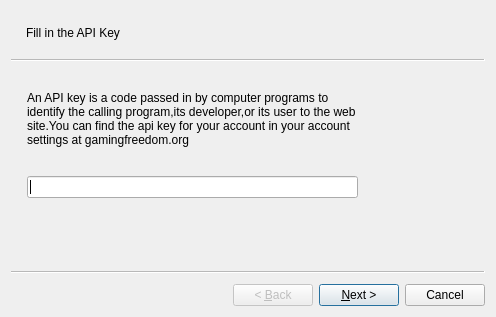
Above: creator/plugins/tools/distributionwizard/distributionwizard.ui from KDE/gluon before the change. Below: the same form after it.
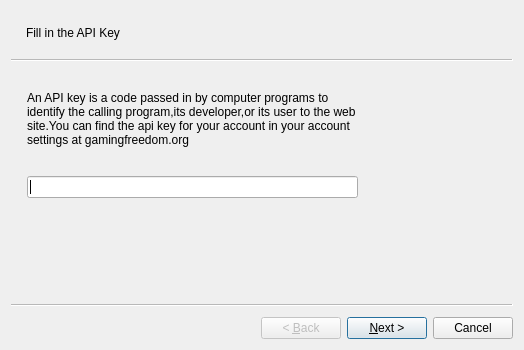
That is the form after the change.

What changed in the file:
```diff
--- a/creator/plugins/tools/distributionwizard/distributionwizard.ui
+++ b/creator/plugins/tools/distributionwizard/distributionwizard.ui
@@ -9,8 +9,8 @@
    <rect>
     <x>0</x>
     <y>0</y>
-    <width>496</width>
-    <height>317</height>
+    <width>524</width>
+    <height>350</height>
    </rect>
   </property>
   <property name="windowTitle">
```
Left out of the diff: 39 changed lines with no effect on the pictures.
